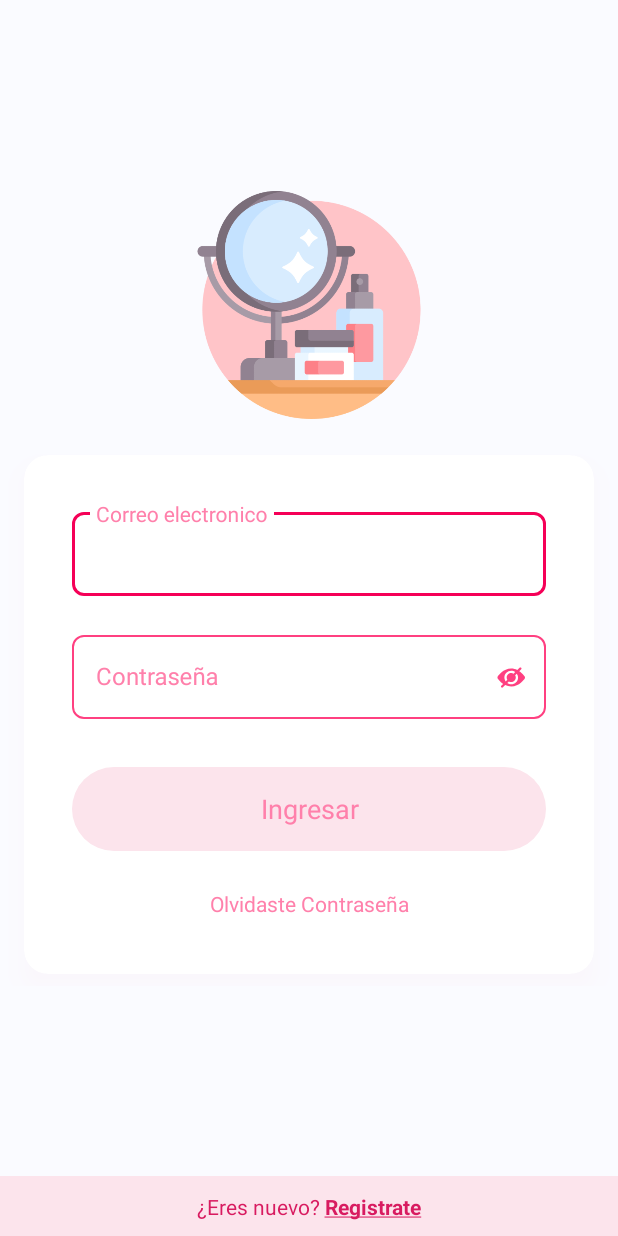
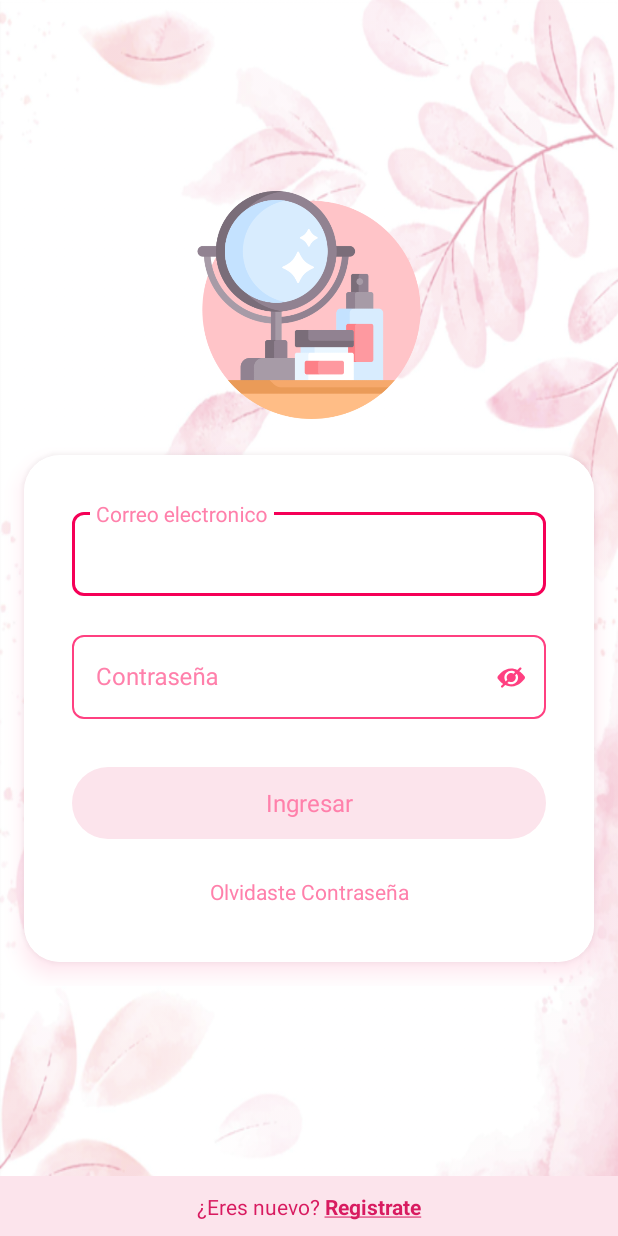
Before and after one commit to montes8/ElaCosmetologyAndroid, an Android app: the LoginActivity screen opened directly, with no data from a screen before it, on a phone screen of 412 x 824 dp. Run offline under Robolectric (Android 15) with nearby library versions, the phone set to English and light mode, and no system bars; our stand-ins replace data binding; 2 statements that could not run were skipped.

Commit message:
cargando fondo genreal

```diff
--- a/app/src/main/java/com/example/elacosmetologyandroid/ui/AppViewModel.kt
+++ b/app/src/main/java/com/example/elacosmetologyandroid/ui/AppViewModel.kt
@@ -25,4 +25,8 @@ class AppViewModel : BaseViewModel(), KoinComponent {
             }
     }
 
+    fun logout(){
+        executeSuspendNotProgress { authUseCase.logout() }
+    }
+
 }
--- a/app/src/main/java/com/example/elacosmetologyandroid/usecases/usecases/AppUseCase.kt
+++ b/app/src/main/java/com/example/elacosmetologyandroid/usecases/usecases/AppUseCase.kt
@@ -1,6 +1,7 @@
 package com.example.elacosmetologyandroid.usecases.usecases
 
 import com.example.elacosmetologyandroid.usecases.repository.AppRepositoryPreference
+import com.example.elacosmetologyandroid.utils.EMPTY
 
 import org.koin.core.KoinComponent
 import org.koin.core.inject
@@ -10,4 +11,6 @@ class AppUseCase : KoinComponent {
     private val appRepositoryPreference: AppRepositoryPreference by inject()
 
     fun session() = appRepositoryPreference.getToken().isNotEmpty()
+
+    fun logout() = appRepositoryPreference.saveToken(EMPTY)
 }
--- a/app/src/main/res/layout/activity_login.xml
+++ b/app/src/main/res/layout/activity_login.xml
@@ -7,7 +7,7 @@
         android:layout_width="match_parent"
         android:layout_height="match_parent"
         android:orientation="vertical"
-        android:background="@color/gray_100"
+        android:background="@drawable/ic_bg_general"
         tools:context=".iu.LoginActivity">
 
         <androidx.constraintlayout.widget.ConstraintLayout
@@ -36,10 +36,10 @@
                 android:layout_marginStart="@dimen/size_16"
                 android:layout_marginTop="@dimen/size_24"
                 android:layout_marginEnd="@dimen/size_16"
-                android:layout_marginBottom="@dimen/size_8"
-                android:outlineSpotShadowColor="@color/pink_50"
-                app:cardCornerRadius="@dimen/size_16"
-                app:cardElevation="@dimen/size_10"
+                android:layout_marginBottom="@dimen/size_16"
+                android:outlineSpotShadowColor="@color/pink_100"
+                app:cardCornerRadius="@dimen/size_24"
+                app:cardElevation="@dimen/size_8"
                 app:layout_constraintBottom_toBottomOf="parent"
                 app:layout_constraintEnd_toEndOf="parent"
                 app:layout_constraintStart_toStartOf="parent"
@@ -50,6 +50,7 @@
                     android:layout_width="match_parent"
                     android:layout_height="wrap_content"
                     android:padding="@dimen/size_32"
+                    android:background="@color/white"
                     app:layout_constraintEnd_toEndOf="parent"
                     app:layout_constraintStart_toStartOf="parent"
                     app:layout_constraintTop_toBottomOf="@+id/lottieLogin">
@@ -87,6 +88,7 @@
                         android:layout_gravity="center_horizontal"
                         android:layout_marginTop="@dimen/size_32"
                         app:buttonText="Ingresar"
+                       app:buttonUISize="medium"
                         app:isButtonEnabled="false"
                         app:layout_constraintEnd_toEndOf="parent"
                         app:layout_constraintStart_toStartOf="parent"
```
Also changed, not shown: app/src/main/java/com/example/elacosmetologyandroid/ui/home/HomeActivity.kt (+7 -1 lines), app/src/main/res/drawable/ic_bg_general.png (added).
